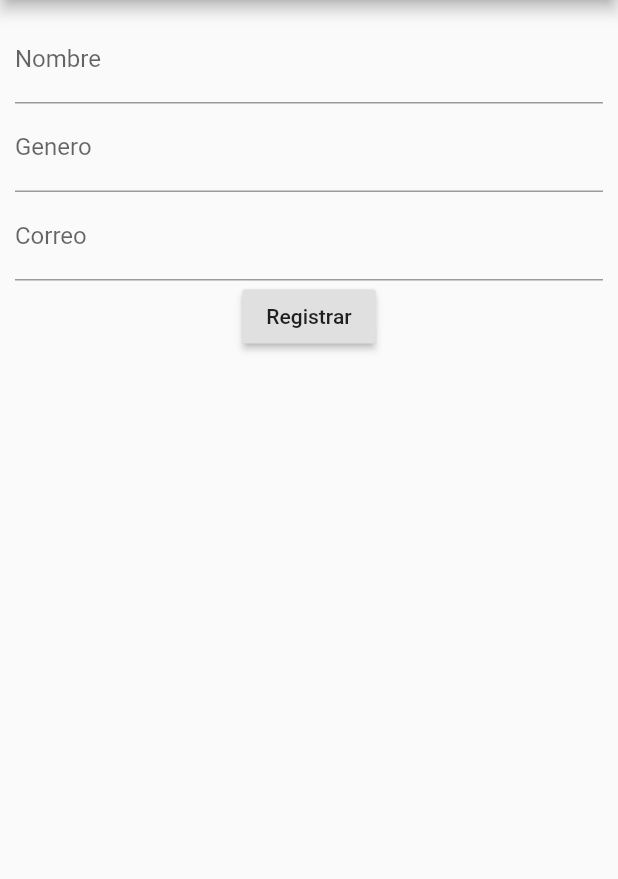
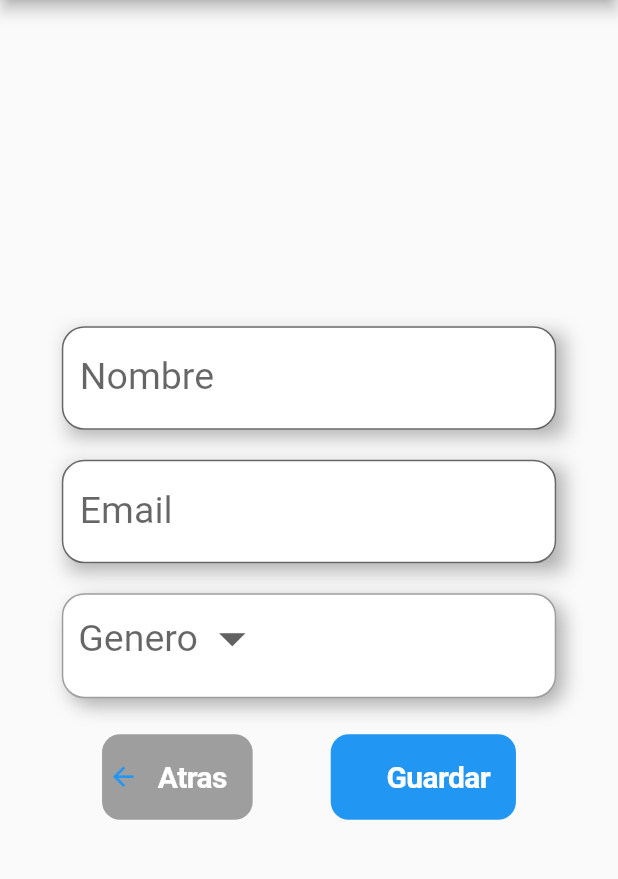
Before and after one commit to jcavila44/userspost, a Flutter app: the RegisterUserPage screen opened directly, on a phone screen of 412 x 824 dp, the part 84-963 px from its top. Run offline on Flutter 3.47's test engine with Material 2 defaults, Android fonts, the phone set to English and light mode, and no system bars.

Commit message:
Update register page
Update register page

```diff
--- a/lib/main.dart
+++ b/lib/main.dart
@@ -1,5 +1,6 @@
 import 'package:flutter/material.dart';
 import 'package:flutter/services.dart';
+import 'package:userspost/pages/register_user_page.dart';
 import 'package:userspost/widgets/splash_widget.dart';
 
 import 'pages/home_page.dart';
@@ -19,6 +20,8 @@ class MyApp extends StatelessWidget {
       routes: {
         HomePage.routeName: (BuildContext context) => HomePage(),
         SplashWidget.routeName: (BuildContext context) => SplashWidget(),
+        RegisterUserPage.routeName: (BuildContext context) =>
+            RegisterUserPage(),
       },
       debugShowCheckedModeBanner: false, //Quita el letrero de debugs
     );
--- a/lib/pages/home_page.dart
+++ b/lib/pages/home_page.dart
@@ -14,6 +14,11 @@ class HomePage extends StatefulWidget {
 
 class _HomePageState extends State<HomePage> {
   final GlobalKey<ScaffoldState> _scaffoldKey = new GlobalKey<ScaffoldState>();
+
+  @override
+  void dispose() {
+    super.dispose();
+  }
 
   @override
   Widget build(BuildContext context) {
--- a/lib/pages/register_user_page.dart
+++ b/lib/pages/register_user_page.dart
@@ -1,12 +1,12 @@
 import 'package:flutter/cupertino.dart';
 import 'package:flutter/material.dart';
-import 'package:userspost/blocs/register_user_bloc.dart';
-import 'package:userspost/models/user/user_model.dart';
 import 'package:userspost/widgets/buttons_drawer_widget.dart';
+import 'package:userspost/widgets/input_registerformuser_widget.dart';
+import 'package:userspost/widgets/selectinput_widget.dart';
 import 'package:userspost/widgets/sidebar_widget.dart';
 
 class RegisterUserPage extends StatefulWidget {
-  //static final routeName = 'registerUser';
+  static final routeName = 'registeruser';
   // RegisterUserPage({Key key}) : super(key: key);
   @override
   _RegisterUserPage createState() => _RegisterUserPage();
@@ -14,26 +14,23 @@ class RegisterUserPage extends StatefulWidget {
 
 class _RegisterUserPage extends State<RegisterUserPage> {
   final GlobalKey<ScaffoldState> _scaffoldKey = new GlobalKey<ScaffoldState>();
-
-  RegisterUserBloc _block = RegisterUserBloc();
-
   final _formKey = GlobalKey<FormState>();
-
-  final name = TextEditingController();
-  final email = TextEditingController();
-  final gender = TextEditingController();
-
-  final user = User;
+  final nick1 = TextEditingController();
+  final nick2 = TextEditingController();
+  FocusNode focusNode;
 
   @override
   void dispose() {
-    // _block.dispose();
     super.dispose();
   }
 
   @override
   Widget build(BuildContext context) {
     return SafeArea(
+      child: GestureDetector(
+        onTap: () {
+          FocusScope.of(context).unfocus();
+        },
         child: Container(
           child: Scaffold(
             key: _scaffoldKey,
@@ -52,86 +49,59 @@ class _RegisterUserPage extends State<RegisterUserPage> {
             ),
             body: SafeArea(
               child: Container(
-              padding: EdgeInsets.all(10),
+                width: MediaQuery.of(context).size.width,
                 child: Column(
+                  mainAxisAlignment: MainAxisAlignment.center,
+                  crossAxisAlignment: CrossAxisAlignment.center,
                   children: <Widget>[
-                  TextFormField(
-                      keyboardType: TextInputType.emailAddress,
-                      // controller: lastNameController,
-                      decoration: InputDecoration(
-                        labelText: 'Nombre',
+                    Form(
+                      key: _formKey,
+                      child: Column(
+                        crossAxisAlignment: CrossAxisAlignment.center,
+                        children: <Widget>[
+                          InputRegister(
+                            placeholder: 'Nombre',
+                            placeholderSize: 25,
+                            controllerFunct: nick1,
                           ),
-                      // initialValue: null,
-                      controller: name,
-                      validator: (value) {
-                        if (value.length < 1) {
-                          return 'El nombre no debe estar vacio.';
-                        }
-                        return null;
-                      }),
-                  TextFormField(
-                      keyboardType: TextInputType.emailAddress,
-                      decoration: InputDecoration(
-                        labelText: 'Genero',
+                          SizedBox(height: 20),
+                          InputRegister(
+                            placeholder: 'Email',
+                            placeholderSize: 25,
+                            controllerFunct: nick2,
                           ),
-                      // initialValue: '',
-                      controller: email,
-                      validator: (value) {
-                        if (value.length < 1) {
-                          return 'El genero no debe estar vacio.';
-                        }
-                        return null;
-                      }),
-                  TextFormField(
-                      keyboardType: TextInputType.emailAddress,
-                      decoration: InputDecoration(
-                        labelText: 'Correo',
+                          SizedBox(height: 20),
+                          SelectWidget(),
+                          SizedBox(height: 20),
+                          ListTile(
+                            title: Row(
+                              mainAxisAlignment: MainAxisAlignment.spaceEvenly,
+                              children: <Widget>[
+                                ButtonDrawer(
+                                  iconButton: Icon(Icons.arrow_back),
+                                  labelButton: "Atras",
+                                  onPressed: () {
+                                    Navigator.pushNamed(context, 'home');
+                                  },
+                                  buttonColor: Colors.grey,
+                                  labelColor: Colors.white,
                                 ),
-                      // initialValue: '',
-                      controller: gender,
-                      validator: (value) {
-                        if (value.length < 1) {
-                          return 'El correo no debe estar vacio.';
-                        }
-                        return null;
-                      }),
-                  RaisedButton(
-                    child: Text('Registrar'),
-                    onPressed: () {
-                      _block.sendEvent.add(RegisterEvent());
-                      // if (_formKey.currentState.validate()) {
-                      //   userFormBloc.add(user?.id == null
-                      //       ? CreateUser(user: user)
-                      //       : UpdateUser(user: user));
-                      // }
-                    },
+                                ButtonDrawer(
+                                  iconButton: Icon(Icons.check),
+                                  labelButton: "Guardar",
+                                  onPressed: () {},
+                                  buttonColor: Colors.blue,
+                                  labelColor: Colors.white,
+                                ),
+                              ],
+                            ),
                           )
                         ],
                       ),
-
-              // width: double.infinity,
-              // child: Column(
-              //   mainAxisAlignment: MainAxisAlignment.center,
-              //   children: <Widget>[
-              //     Container(
-              //       child: Text(
-              //         "Bienvenido al Home",
-              //         style: TextStyle(
-              //           fontSize: 30,
-              //           fontWeight: FontWeight.w500,
-              //         ),
-              //       ),
-              //     ),
-              //     SizedBox(height: 20),
-              //     ClipRRect(
-              //       borderRadius: BorderRadius.circular(20),
-              //       child: Image.asset(
-              //         'assets/icons/ninodance.gif',
-              //         width: 300,
-              //       ),
-              //     ),
-              //   ],
-              // ),
+                    ),
+                  ],
+                ),
+              ),
             ),
           ),
         ),
--- a/lib/widgets/buttons_drawer_widget.dart
+++ b/lib/widgets/buttons_drawer_widget.dart
@@ -3,6 +3,7 @@ import 'package:flutter/material.dart';
 
 class ButtonDrawer extends StatelessWidget {
   final Icon iconButton;
+  final Color buttonColor, labelColor;
   final String labelButton;
   final VoidCallback onPressed;
 
@@ -11,12 +12,15 @@ class ButtonDrawer extends StatelessWidget {
     @required this.iconButton,
     @required this.labelButton,
     @required this.onPressed,
+    @required this.buttonColor,
+    @required this.labelColor,
   }) : super(key: key);
 
   @override
   Widget build(BuildContext context) {
     return Container(
       child: CupertinoButton(
+        color: this.buttonColor,
         child: SafeArea(
           child: Row(
             mainAxisAlignment: MainAxisAlignment.center,
@@ -29,7 +33,7 @@ class ButtonDrawer extends StatelessWidget {
                   style: TextStyle(
                     fontSize: 20,
                     fontWeight: FontWeight.bold,
-                    color: Colors.black,
+                    color: this.labelColor,
                   ),
                 ),
               )
--- /dev/null
+++ b/lib/widgets/input_registerformuser_widget.dart
@@ -0,0 +1,48 @@
+import 'package:flutter/cupertino.dart';
+import 'package:flutter/material.dart';
+
+// class _InputRegisterState extends State<InputRegister> {
+class InputRegister extends StatelessWidget {
+  final String placeholder;
+  final double placeholderSize;
+  final controllerFunct;
+
+  const InputRegister(
+      {@required this.placeholder,
+      @required this.placeholderSize,
+      @required this.controllerFunct});
+
+  @override
+  Widget build(BuildContext context) {
+    return Container(
+      width: MediaQuery.of(context).size.width * 0.8,
+      decoration: BoxDecoration(
+        shape: BoxShape.rectangle,
+        boxShadow: [
+          BoxShadow(
+            color: Colors.black26.withOpacity(0.3),
+            blurRadius: 10,
+            offset: Offset(5, 5),
+          )
+        ],
+      ),
+      child: TextFormField(
+        style: TextStyle(
+          fontSize: placeholderSize,
+          color: Colors.black,
+        ),
+        controller: controllerFunct,
+        keyboardType: TextInputType.text,
+        decoration: InputDecoration(
+          fillColor: Colors.white,
+          filled: true,
+          floatingLabelBehavior: FloatingLabelBehavior.never,
+          border: OutlineInputBorder(
+            borderRadius: BorderRadius.circular(15),
+          ),
+          labelText: placeholder,
+        ),
+      ),
+    );
+  }
+}
--- /dev/null
+++ b/lib/widgets/selectinput_widget.dart
@@ -0,0 +1,67 @@
+import 'package:flutter/cupertino.dart';
+import 'package:flutter/material.dart';
+
+class SelectWidget extends StatefulWidget {
+  SelectWidget({Key key}) : super(key: key);
+
+  @override
+  _SelectWidgetState createState() => _SelectWidgetState();
+}
+
+class _SelectWidgetState extends State<SelectWidget> {
+  List<String> _locations = ['Female', 'Male'];
+  String _selectedLocation;
+
+  @override
+  Widget build(BuildContext context) {
+    return Container(
+      child: Container(
+        alignment: Alignment.topLeft,
+        width: MediaQuery.of(context).size.width * 0.8,
+        height: 70,
+        padding: EdgeInsets.symmetric(
+          horizontal: 10,
+          vertical: 5,
+        ),
+        decoration: BoxDecoration(
+          color: Colors.white,
+          borderRadius: BorderRadius.circular(15),
+          border: Border.all(color: Colors.grey),
+          shape: BoxShape.rectangle,
+          boxShadow: [
+            BoxShadow(
+              color: Colors.black26.withOpacity(0.3),
+              blurRadius: 10,
+              offset: Offset(5, 5),
+            )
+          ],
+        ),
+        // dropdown below..
+        child: DropdownButton(
+          hint: Text(
+            'Genero',
+            style: TextStyle(fontSize: 25),
+          ),
+          icon: Icon(Icons.arrow_drop_down),
+          iconSize: 42,
+          underline: SizedBox(),
+          value: _selectedLocation,
+          onChanged: (newValue) {
+            setState(() {
+              _selectedLocation = newValue;
+            });
+          },
+          items: _locations.map((location) {
+            return DropdownMenuItem(
+              child: new Text(
+                location,
+                style: TextStyle(fontSize: 25),
+              ),
+              value: location,
+            );
+          }).toList(),
+        ),
+      ),
+    );
+  }
+}
--- a/lib/widgets/sidebar_widget.dart
+++ b/lib/widgets/sidebar_widget.dart
@@ -1,7 +1,5 @@
 import 'package:flutter/cupertino.dart';
 import 'package:flutter/material.dart';
-import 'package:userspost/pages/register_user_page.dart';
-
 import 'buttons_drawer_widget.dart';
 
 class SideBarWidget extends StatelessWidget {
@@ -18,13 +16,28 @@ class SideBarWidget extends StatelessWidget {
             children: <Widget>[
               ButtonDrawer(
                 iconButton: Icon(
+                  Icons.home,
+                  color: Colors.black,
+                ),
+                labelButton: "Home",
+                onPressed: () {
+                  Navigator.pushNamed(context, 'home');
+                },
+                buttonColor: null,
+                labelColor: Colors.black,
+              ),
+              SizedBox(height: 10),
+              ButtonDrawer(
+                iconButton: Icon(
                   Icons.supervised_user_circle_sharp,
                   color: Colors.black,
                 ),
-                labelButton: "Usuarios",
+                labelButton: "Users",
                 onPressed: () {
-                  print("perras");
+                  Navigator.pushNamed(context, 'registeruser');
                 },
+                buttonColor: null,
+                labelColor: Colors.black,
               ),
               SizedBox(height: 10),
               ButtonDrawer(
@@ -33,13 +46,9 @@ class SideBarWidget extends StatelessWidget {
                   color: Colors.black,
                 ),
                 labelButton: "Posts",
-                onPressed: () {
-                  Navigator.of(context).push(
-                      new MaterialPageRoute(builder: (BuildContext context) {
-                    return RegisterUserPage();
-                  }));
-                  print("perras");
-                },
+                onPressed: () {},
+                buttonColor: null,
+                labelColor: Colors.black,
               ),
             ],
           ),
```
Lines whose indentation alone changed are shown as unchanged.
